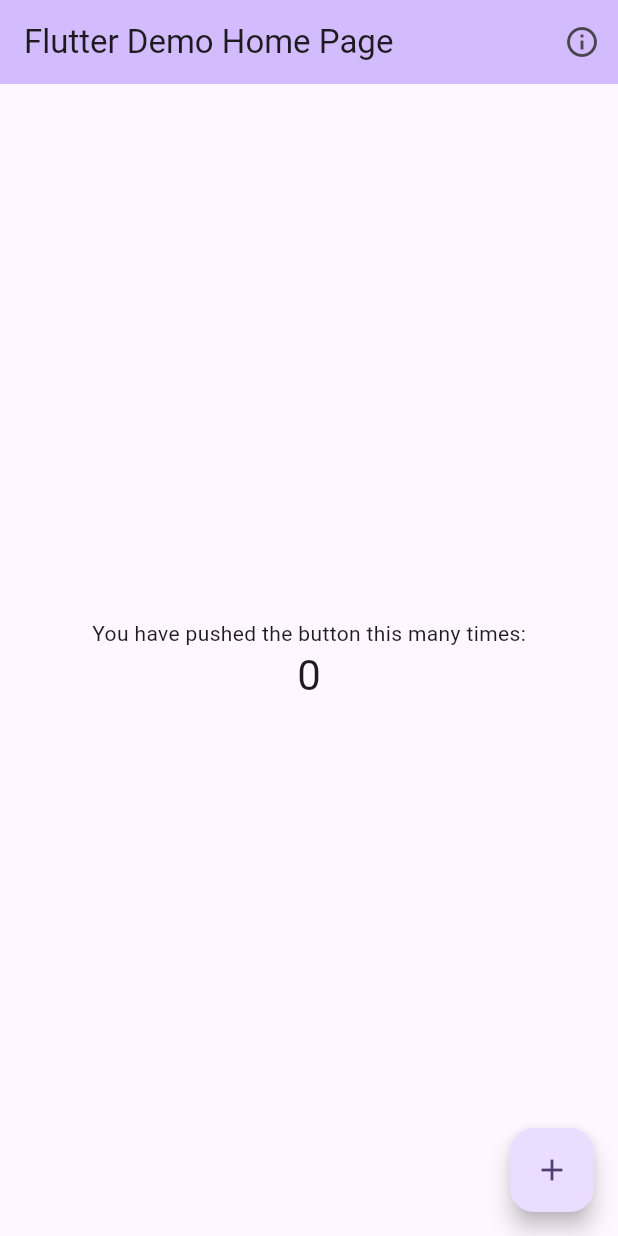
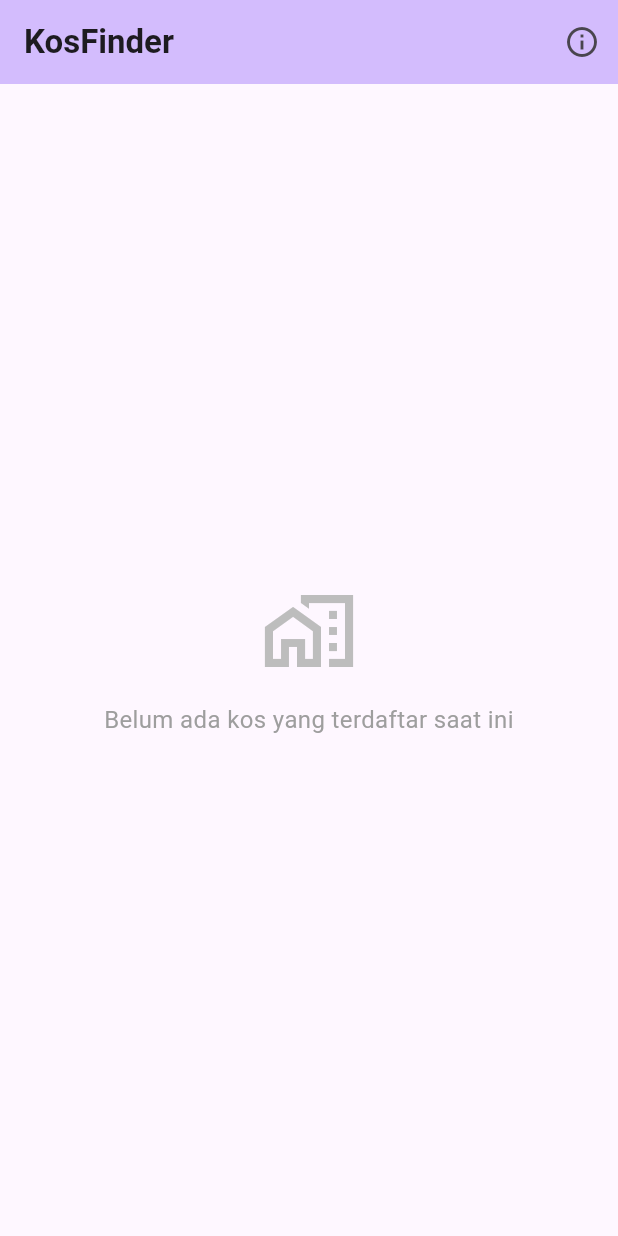
Before and after one commit to desuBagus01/kosfinder, a Flutter app: the screen it shows after launch, on a phone screen of 412 x 824 dp. Run offline on Flutter 3.47's test engine with Material 3 defaults, Android fonts, the phone set to English and light mode, and no system bars; our stand-ins replace supabase_flutter; accounts and stored records are empty.

Commit message:
Implementasi halaman utama daftar kos publik

```diff
--- a/lib/main.dart
+++ b/lib/main.dart
@@ -1,140 +1,44 @@
 import 'package:flutter/material.dart';
+import 'package:provider/provider.dart';
+
+import 'providers/kos_provider.dart';
+import 'screens/kos_list_screen.dart';
 
 void main() {
   runApp(const MyApp());
 }
 
+/// Widget root aplikasi KosFinder.
 class MyApp extends StatelessWidget {
-  const MyApp({super.key});
-
-  // This widget is the root of your application.
-  @override
-  Widget build(BuildContext context) {
-    return MaterialApp(
-      title: 'Flutter Demo',
-      theme: ThemeData(
-        // This is the theme of your application.
-        //
-        // TRY THIS: Try running your application with "flutter run". You'll see
-        // the application has a purple toolbar. Then, without quitting the app,
-        // try changing the seedColor in the colorScheme below to Colors.green
-        // and then invoke "hot reload" (save your changes or press the "hot
-        // reload" button in a Flutter-supported IDE, or press "r" if you used
-        // the command line to start the app).
-        //
-        // Notice that the counter didn't reset back to zero; the application
-        // state is not lost during the reload. To reset the state, use hot
-        // restart instead.
-        //
-        // This works for code too, not just values: Most code changes can be
-        // tested with just a hot reload.
-        colorScheme: .fromSeed(seedColor: Colors.deepPurple),
-      ),
-      home: const MyHomePage(title: 'Flutter Demo Home Page'),
-    );
-  }
-}
-
-class MyHomePage extends StatefulWidget {
-  const MyHomePage({super.key, required this.title});
-
-  // This widget is the home page of your application. It is stateful, meaning
-  // that it has a State object (defined below) that contains fields that affect
-  // how it looks.
-
-  // This class is the configuration for the state. It holds the values (in this
-  // case the title) provided by the parent (in this case the App widget) and
-  // used by the build method of the State. Fields in a Widget subclass are
-  // always marked "final".
-
-  final String title;
-
-  @override
-  State<MyHomePage> createState() => _MyHomePageState();
-}
-
-class _MyHomePageState extends State<MyHomePage> {
-  int _counter = 0;
-
-  void _incrementCounter() {
-    setState(() {
-      // This call to setState tells the Flutter framework that something has
-      // changed in this State, which causes it to rerun the build method below
-      // so that the display can reflect the updated values. If we changed
-      // _counter without calling setState(), then the build method would not be
-      // called again, and so nothing would appear to happen.
-      _counter++;
-    });
-  }
+  final Widget? home;
+  const MyApp({super.key, this.home});
 
   @override
   Widget build(BuildContext context) {
-    // This method is rerun every time setState is called, for instance as done
-    // by the _incrementCounter method above.
-    //
-    // The Flutter framework has been optimized to make rerunning build methods
-    // fast, so that you can just rebuild anything that needs updating rather
-    // than having to individually change instances of widgets.
-    return Scaffold(
-      appBar: AppBar(
-        // TRY THIS: Try changing the color here to a specific color (to
-        // Colors.amber, perhaps?) and trigger a hot reload to see the AppBar
-        // change color while the other colors stay the same.
-        backgroundColor: Theme.of(context).colorScheme.inversePrimary,
-        // Here we take the value from the MyHomePage object that was created by
-        // the App.build method, and use it to set our appbar title.
-        title: Text(widget.title),
-        actions: [
-          IconButton(
-            icon: const Icon(Icons.info_outline),
-            tooltip: 'About',
-            onPressed: () {
-              Navigator.push(
-                context,
-                MaterialPageRoute(
-                  builder: (context) => const AboutPage(),
-                ),
-              );
-            },
-          ),
-        ],
-      ),
-      body: Center(
-        // Center is a layout widget. It takes a single child and positions it
-        // in the middle of the parent.
-        child: Column(
-          // Column is also a layout widget. It takes a list of children and
-          // arranges them vertically. By default, it sizes itself to fit its
-          // children horizontally, and tries to be as tall as its parent.
-          //
-          // Column has various properties to control how it sizes itself and
-          // how it positions its children. Here we use mainAxisAlignment to
-          // center the children vertically; the main axis here is the vertical
-          // axis because Columns are vertical (the cross axis would be
-          // horizontal).
-          //
-          // TRY THIS: Invoke "debug painting" (choose the "Toggle Debug Paint"
-          // action in the IDE, or press "p" in the console), to see the
-          // wireframe for each widget.
-          mainAxisAlignment: .center,
-          children: [
-            const Text('You have pushed the button this many times:'),
-            Text(
-              '$_counter',
-              style: Theme.of(context).textTheme.headlineMedium,
-            ),
-          ],
+    return ChangeNotifierProvider(
+      create: (_) => KosProvider(),
+      child: MaterialApp(
+        title: 'KosFinder',
+        theme: ThemeData(
+          colorScheme: ColorScheme.fromSeed(seedColor: Colors.deepPurple),
+          useMaterial3: true,
         ),
-      ),
-      floatingActionButton: FloatingActionButton(
-        onPressed: _incrementCounter,
-        tooltip: 'Increment',
-        child: const Icon(Icons.add),
+        initialRoute: home != null ? null : '/',
+        home: home,
+        routes: {
+          '/': (context) => const KosListScreen(),
+          '/about': (context) => const AboutPage(),
+        },
       ),
     );
   }
 }
 
+/// Halaman About yang memuat identitas pengembang aplikasi.
+/// Sesuai mandat AGENTS.md Subbab 6:
+/// NIM: 2415051014
+/// Nama: Gede Supadma
+/// Format Tampilan: 2415051014 - Gede Supadma
 class AboutPage extends StatelessWidget {
   const AboutPage({super.key});
 
--- /dev/null
+++ b/lib/screens/kos_list_screen.dart
@@ -0,0 +1,166 @@
+import 'package:flutter/material.dart';
+import 'package:provider/provider.dart';
+
+import '../providers/kos_provider.dart';
+import '../widgets/kos_card_widget.dart';
+
+/// Halaman utama aplikasi KosFinder yang menampilkan daftar seluruh kos secara publik.
+/// Pengguna (pencari kos) dapat melihat daftar kos tanpa perlu melakukan login.
+/// Memenuhi FR01, US01, AC01-1, AC01-2, AC01-3, NFR03, NFR04, dan NFR05.
+class KosListScreen extends StatefulWidget {
+  const KosListScreen({super.key});
+
+  @override
+  State<KosListScreen> createState() => _KosListScreenState();
+}
+
+class _KosListScreenState extends State<KosListScreen> {
+  @override
+  void initState() {
+    super.initState();
+    // Memulai pemuatan daftar kos saat halaman pertama kali dibuka
+    WidgetsBinding.instance.addPostFrameCallback((_) {
+      final provider = context.read<KosProvider>();
+      if (provider.kosList.isEmpty && !provider.isLoadingList) {
+        provider.fetchKosList();
+      }
+    });
+  }
+
+  @override
+  Widget build(BuildContext context) {
+    return Scaffold(
+      appBar: AppBar(
+        title: const Text(
+          'KosFinder',
+          style: TextStyle(fontWeight: FontWeight.bold),
+        ),
+        backgroundColor: Theme.of(context).colorScheme.inversePrimary,
+        actions: [
+          IconButton(
+            icon: const Icon(Icons.info_outline),
+            tooltip: 'About',
+            onPressed: () {
+              try {
+                Navigator.pushNamed(context, '/about');
+              } catch (_) {
+                Navigator.push(
+                  context,
+                  MaterialPageRoute(
+                    settings: const RouteSettings(name: '/about'),
+                    builder: (context) => Scaffold(
+                      appBar: AppBar(
+                        title: const Text('About'),
+                      ),
+                      body: const Center(
+                        child: Text(
+                          '2415051014 - Gede Supadma',
+                          style: TextStyle(
+                            fontSize: 18,
+                            fontWeight: FontWeight.bold,
+                          ),
+                        ),
+                      ),
+                    ),
+                  ),
+                );
+              }
+            },
+          ),
+        ],
+      ),
+      body: Consumer<KosProvider>(
+        builder: (context, provider, child) {
+          // 1. Kondisi Sedang Memuat Data (Loading State < 200 ms)
+          if (provider.isLoadingList && provider.kosList.isEmpty) {
+            return const Center(
+              child: CircularProgressIndicator(),
+            );
+          }
+
+          // 2. Kondisi Terjadi Kesalahan / Gangguan Koneksi (Error State & Retry)
+          if (provider.errorMessage != null && provider.kosList.isEmpty) {
+            return Center(
+              child: Padding(
+                padding: const EdgeInsets.symmetric(horizontal: 24),
+                child: Column(
+                  mainAxisAlignment: MainAxisAlignment.center,
+                  children: [
+                    Icon(
+                      Icons.wifi_off_rounded,
+                      size: 64,
+                      color: Colors.red.shade400,
+                    ),
+                    const SizedBox(height: 16),
+                    Text(
+                      provider.errorMessage!,
+                      textAlign: TextAlign.center,
+                      style: const TextStyle(
+                        fontSize: 16,
+                        color: Colors.black87,
+                      ),
+                    ),
+                    const SizedBox(height: 20),
+                    ElevatedButton.icon(
+                      onPressed: () {
+                        provider.retryFetchKosList();
+                      },
+                      icon: const Icon(Icons.refresh),
+                      label: const Text('Coba Lagi'),
+                    ),
+                  ],
+                ),
+              ),
+            );
+          }
+
+          // 3. Kondisi Data Kosong (Empty State)
+          if (provider.kosList.isEmpty) {
+            return Center(
+              child: Padding(
+                padding: const EdgeInsets.symmetric(horizontal: 24),
+                child: Column(
+                  mainAxisAlignment: MainAxisAlignment.center,
+                  children: [
+                    Icon(
+                      Icons.home_work_outlined,
+                      size: 64,
+                      color: Colors.grey.shade400,
+                    ),
+                    const SizedBox(height: 16),
+                    const Text(
+                      'Belum ada kos yang terdaftar saat ini',
+                      textAlign: TextAlign.center,
+                      style: TextStyle(
+                        fontSize: 16,
+                        color: Colors.grey,
+                      ),
+                    ),
+                  ],
+                ),
+              ),
+            );
+          }
+
+          // 4. Kondisi Sukses Menampilkan Daftar Kos
+          return RefreshIndicator(
+            onRefresh: () => provider.fetchKosList(),
+            child: ListView.builder(
+              padding: const EdgeInsets.symmetric(vertical: 8),
+              itemCount: provider.kosList.length,
+              itemBuilder: (context, index) {
+                final kos = provider.kosList[index];
+                return KosCardWidget(
+                  kos: kos,
+                  onTap: () {
+                    // Navigasi ke detail kos akan diimplementasikan pada TASK-1.5
+                  },
+                );
+              },
+            ),
+          );
+        },
+      ),
+    );
+  }
+}
```
Also changed, not shown: lib/widgets/kos_card_widget.dart (added, +131 -0 lines), 2 other files.
